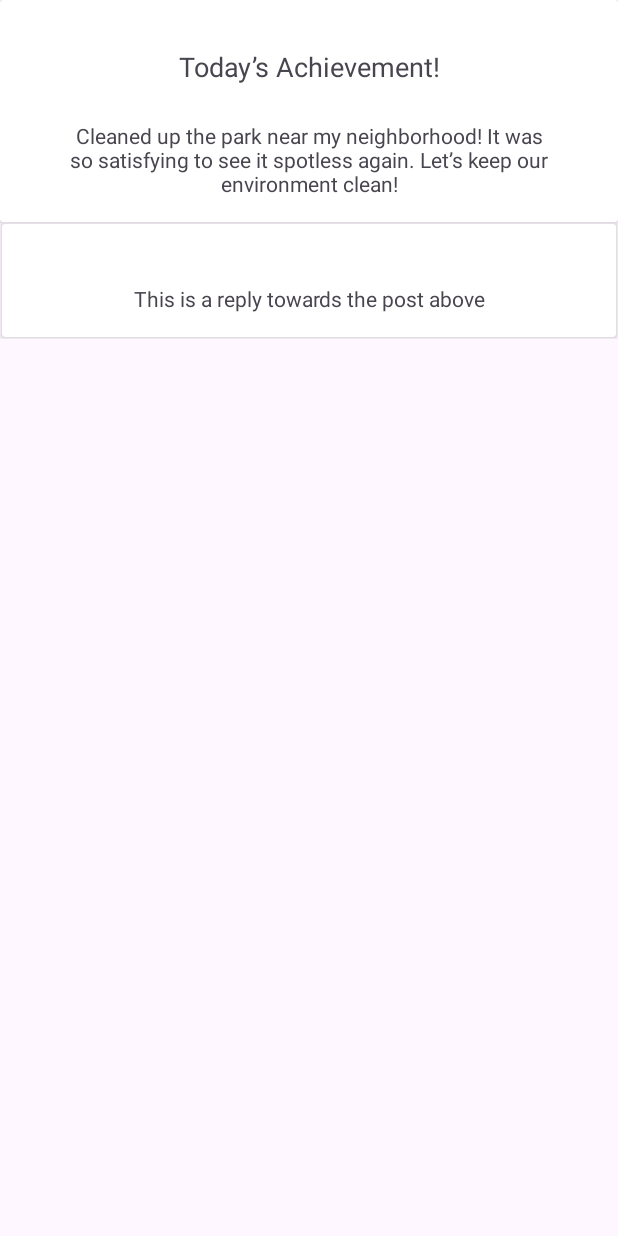
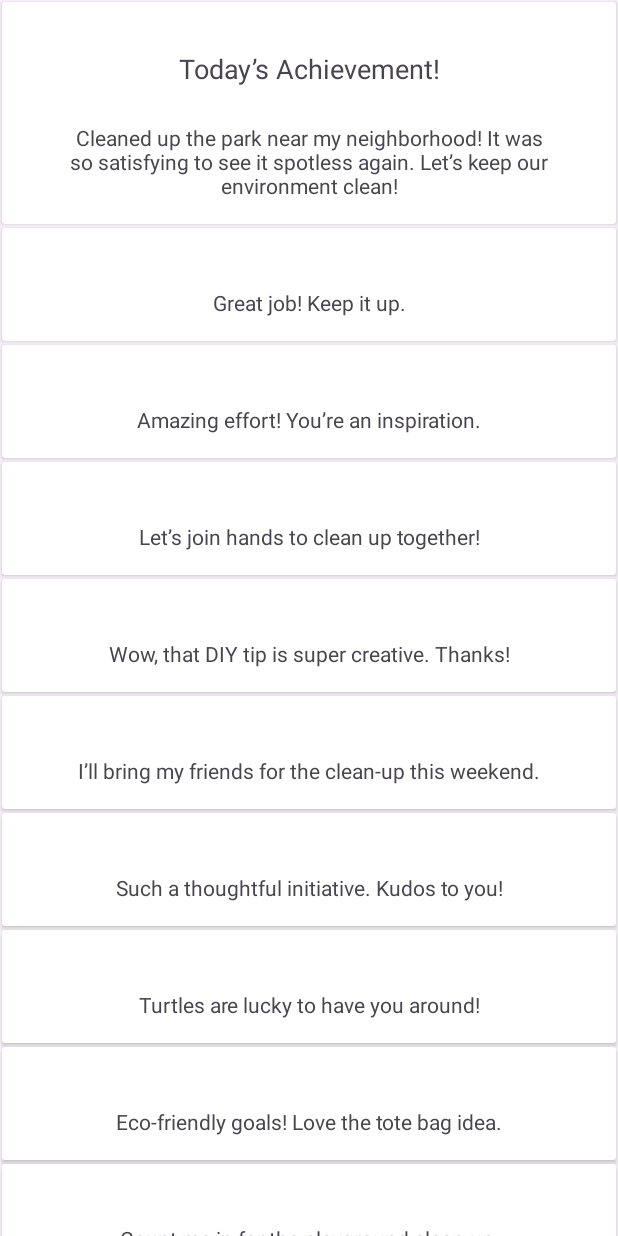
Before and after one commit to NightFurios2411/ZeroWasteHero, an Android app: the fragment PostViewFragment shown on its own in the app's theme, on a phone screen of 412 x 824 dp. Run offline under Robolectric (Android 15) with nearby library versions, the phone set to English and light mode, and no system bars.

Commit message:
Added post view fragment, sample reply data

```diff
--- a/app/src/main/java/com/example/zerowastehero/DataBinding/Model/PostModel.java
+++ b/app/src/main/java/com/example/zerowastehero/DataBinding/Model/PostModel.java
@@ -1,8 +1,9 @@
 package com.example.zerowastehero.DataBinding.Model;
 
 public class PostModel {
-    public String postTitle;
-    public String postDescription;
+    private String postTitle;
+    private String postDescription;
+    private String postDate;
 
     public PostModel() {}
 
@@ -13,4 +14,5 @@ public class PostModel {
 
     public String getPostTitle() { return postTitle; }
     public String getPostDescription() { return postDescription; }
+    public String getPostDate() { return postDate; }
 }
--- /dev/null
+++ b/app/src/main/java/com/example/zerowastehero/DataBinding/Model/ReplyModel.java
@@ -0,0 +1,15 @@
+package com.example.zerowastehero.DataBinding.Model;
+
+public class ReplyModel {
+    private String replyDescription;
+    private String replyDate;
+
+    public ReplyModel() {}
+
+    public ReplyModel(String description) {
+        this.replyDescription = description;
+    }
+
+    public String getReplyDescription() { return replyDescription; }
+    public String getReplyDate() { return replyDate; }
+}
--- /dev/null
+++ b/app/src/main/java/com/example/zerowastehero/Main/Community/Adapter/ReplyAdapter.java
@@ -0,0 +1,74 @@
+package com.example.zerowastehero.Main.Community.Adapter;
+
+import android.content.Context;
+import android.view.LayoutInflater;
+import android.view.View;
+import android.view.ViewGroup;
+import android.widget.TextView;
+
+import androidx.annotation.NonNull;
+import androidx.recyclerview.widget.RecyclerView;
+
+import com.example.zerowastehero.DataBinding.Model.ReplyModel;
+import com.example.zerowastehero.R;
+
+import java.util.ArrayList;
+
+public class ReplyAdapter extends RecyclerView.Adapter<ReplyAdapter.ReplyHolder> {
+
+    // Constants for view types
+    private static final int VIEW_TYPE_POST = 0;
+    private static final int VIEW_TYPE_REPLY = 1;
+
+    private Context context;
+    private ArrayList<ReplyModel> replyModels;
+
+    public ReplyAdapter(Context context, ArrayList<ReplyModel> replyModels) {
+        this.context = context;
+        this.replyModels = replyModels;
+    }
+
+    @Override
+    public int getItemViewType(int position) {
+        if (position == 0) return VIEW_TYPE_POST;
+        else return VIEW_TYPE_REPLY;
+    }
+
+    @NonNull
+    @Override
+    public ReplyAdapter.ReplyHolder onCreateViewHolder(@NonNull ViewGroup parent, int viewType) {
+        // Inflate the layout for each item in the RecyclerView
+        LayoutInflater inflater = LayoutInflater.from(context);
+        // Inflate Post Card
+        if (viewType == VIEW_TYPE_POST) return new ReplyHolder(inflater.inflate(R.layout.item_post_card, parent, false));
+        // Inflate Reply Card
+        else return new ReplyHolder(inflater.inflate(R.layout.item_reply_card, parent, false));
+    }
+
+    @Override
+    public void onBindViewHolder(@NonNull ReplyAdapter.ReplyHolder holder, int position) {
+        int viewType = getItemViewType(position);
+        if (viewType == VIEW_TYPE_REPLY) {
+            int adjustedPosition = position - 1; // Offset for Post card
+            ReplyModel reply = replyModels.get(adjustedPosition);
+            holder.TVReplyDescription.setText(reply.getReplyDescription());
+        }
+        // No binding needed for VIEW_TYPE_POST
+    }
+
+    @Override
+    public int getItemCount() {
+        return Math.max(1,replyModels.size() + 1);
+    }
+
+    public static class ReplyHolder extends RecyclerView.ViewHolder {
+
+        private TextView TVReplyDescription, TVReplyDate;
+
+        public ReplyHolder(@NonNull View itemView) {
+            super(itemView);
+
+            TVReplyDescription = itemView.findViewById(R.id.TVReplyDescription);
+        }
+    }
+}
--- /dev/null
+++ b/app/src/main/java/com/example/zerowastehero/Main/Community/Interface/PostInterface.java
@@ -0,0 +1,5 @@
+package com.example.zerowastehero.Main.Community.Interface;
+
+public interface PostInterface {
+    void onPostClick(int position);
+}
--- a/app/src/main/java/com/example/zerowastehero/Main/Community/PostViewFragment.java
+++ b/app/src/main/java/com/example/zerowastehero/Main/Community/PostViewFragment.java
@@ -3,12 +3,18 @@ package com.example.zerowastehero.Main.Community;
 import android.os.Bundle;
 
 import androidx.fragment.app.Fragment;
+import androidx.recyclerview.widget.LinearLayoutManager;
+import androidx.recyclerview.widget.RecyclerView;
 
 import android.view.LayoutInflater;
 import android.view.View;
 import android.view.ViewGroup;
 
+import com.example.zerowastehero.DataBinding.Model.ReplyModel;
+import com.example.zerowastehero.Main.Community.Adapter.ReplyAdapter;
 import com.example.zerowastehero.R;
+
+import java.util.ArrayList;
 
 /**
  * A simple {@link Fragment} subclass.
@@ -16,6 +22,8 @@ import com.example.zerowastehero.R;
  * create an instance of this fragment.
  */
 public class PostViewFragment extends Fragment {
+
+    private ArrayList<ReplyModel> replyModels = new ArrayList<>();
 
     // TODO: Rename parameter arguments, choose names that match
     // the fragment initialization parameters, e.g. ARG_ITEM_NUMBER
@@ -61,6 +69,28 @@ public class PostViewFragment extends Fragment {
     public View onCreateView(LayoutInflater inflater, ViewGroup container,
                              Bundle savedInstanceState) {
         // Inflate the layout for this fragment
-        return inflater.inflate(R.layout.fragment_post_view, container, false);
+        View view = inflater.inflate(R.layout.fragment_post_view, container, false);
+
+        setupReplyModels();
+
+        // Set up RecyclerView for reply
+        RecyclerView recyclerView = view.findViewById(R.id.RVReply);
+        ReplyAdapter adapter = new ReplyAdapter(getContext(), replyModels);
+        recyclerView.setAdapter(adapter);
+        recyclerView.setLayoutManager(new LinearLayoutManager(getContext()));
+        return view;
+    }
+
+    private void setupReplyModels() {
+        replyModels.add(new ReplyModel("Great job! Keep it up."));
+        replyModels.add(new ReplyModel("Amazing effort! You’re an inspiration."));
+        replyModels.add(new ReplyModel("Let’s join hands to clean up together!"));
+        replyModels.add(new ReplyModel("Wow, that DIY tip is super creative. Thanks!"));
+        replyModels.add(new ReplyModel("I’ll bring my friends for the clean-up this weekend."));
+        replyModels.add(new ReplyModel("Such a thoughtful initiative. Kudos to you!"));
+        replyModels.add(new ReplyModel("Turtles are lucky to have you around!"));
+        replyModels.add(new ReplyModel("Eco-friendly goals! Love the tote bag idea."));
+        replyModels.add(new ReplyModel("Count me in for the playground clean-up."));
+        replyModels.add(new ReplyModel("Amazing teamwork! Keep the environment clean."));
     }
 }
--- a/app/src/main/res/layout/fragment_post_view.xml
+++ b/app/src/main/res/layout/fragment_post_view.xml
@@ -1,22 +1,12 @@
 <?xml version="1.0" encoding="utf-8"?>
-<ScrollView xmlns:android="http://schemas.android.com/apk/res/android"
+<androidx.coordinatorlayout.widget.CoordinatorLayout xmlns:android="http://schemas.android.com/apk/res/android"
     xmlns:tools="http://schemas.android.com/tools"
     android:layout_width="match_parent"
     android:layout_height="match_parent"
     tools:context=".Main.Community.PostViewFragment">
 
-    <LinearLayout
-        android:layout_width="match_parent"
-        android:layout_height="wrap_content"
-        android:orientation="vertical">
-
-        <include layout="@layout/item_post" />
-
-        <include layout="@layout/item_reply_card" />
-
-<!--        <androidx.recyclerview.widget.RecyclerView-->
-<!--            android:layout_width="match_parent"-->
-<!--            android:layout_height="wrap_content" />-->
-
-    </LinearLayout>
-</ScrollView>
+        <androidx.recyclerview.widget.RecyclerView
+            android:id="@+id/RVReply"
+            android:layout_width="match_parent"
+            android:layout_height="match_parent" />
+</androidx.coordinatorlayout.widget.CoordinatorLayout>
--- a/app/src/main/res/layout/item_post.xml
+++ /dev/null
@@ -1,49 +0,0 @@
-<?xml version="1.0" encoding="utf-8"?>
-<layout xmlns:android="http://schemas.android.com/apk/res/android"
-    xmlns:app="http://schemas.android.com/apk/res-auto"
-    xmlns:tools="http://schemas.android.com/tools">
-
-    <data>
-        <import type="com.example.zerowastehero.DataBinding.Model.PostModel" />
-        <variable
-            name="Post"
-            type="com.example.zerowastehero.DataBinding.Model.PostModel" />
-    </data>
-
-    <androidx.cardview.widget.CardView
-        android:layout_width="match_parent"
-        android:layout_height="wrap_content"
-        android:layout_margin="0dp">
-
-        <androidx.constraintlayout.widget.ConstraintLayout
-            android:layout_width="match_parent"
-            android:layout_height="wrap_content"
-            android:padding="16dp">
-
-            <TextView
-                android:id="@+id/TVPostTitle"
-                android:layout_width="wrap_content"
-                android:layout_height="wrap_content"
-                android:layout_marginTop="16dp"
-                android:text="Today’s Achievement!"
-                android:textSize="18sp"
-                app:layout_constraintEnd_toEndOf="parent"
-                app:layout_constraintStart_toStartOf="parent"
-                app:layout_constraintTop_toTopOf="parent" />
-
-            <TextView
-                android:id="@+id/TVPostDescription"
-                android:layout_width="wrap_content"
-                android:layout_height="wrap_content"
-                android:layout_marginTop="16dp"
-                android:paddingTop="8dp"
-                android:text="Cleaned up the park near my neighborhood! It was so satisfying to see it spotless again. Let’s keep our environment clean!"
-                android:textAlignment="center"
-                android:textSize="14sp"
-                app:layout_constraintEnd_toEndOf="parent"
-                app:layout_constraintStart_toStartOf="parent"
-                app:layout_constraintTop_toBottomOf="@+id/TVPostTitle" />
-        </androidx.constraintlayout.widget.ConstraintLayout>
-
-    </androidx.cardview.widget.CardView>
-</layout>
```
Also changed, not shown: app/src/main/java/com/example/zerowastehero/Main/Community/Adapter/PostAdapter.java (+52 -16 lines), app/src/main/java/com/example/zerowastehero/Main/Community/CommunityFragment.java (+18 -9 lines), app/src/main/res/layout/fragment_community.xml (+3 -25 lines), app/src/main/res/navigation/nav_graph.xml (+10 -0 lines).
